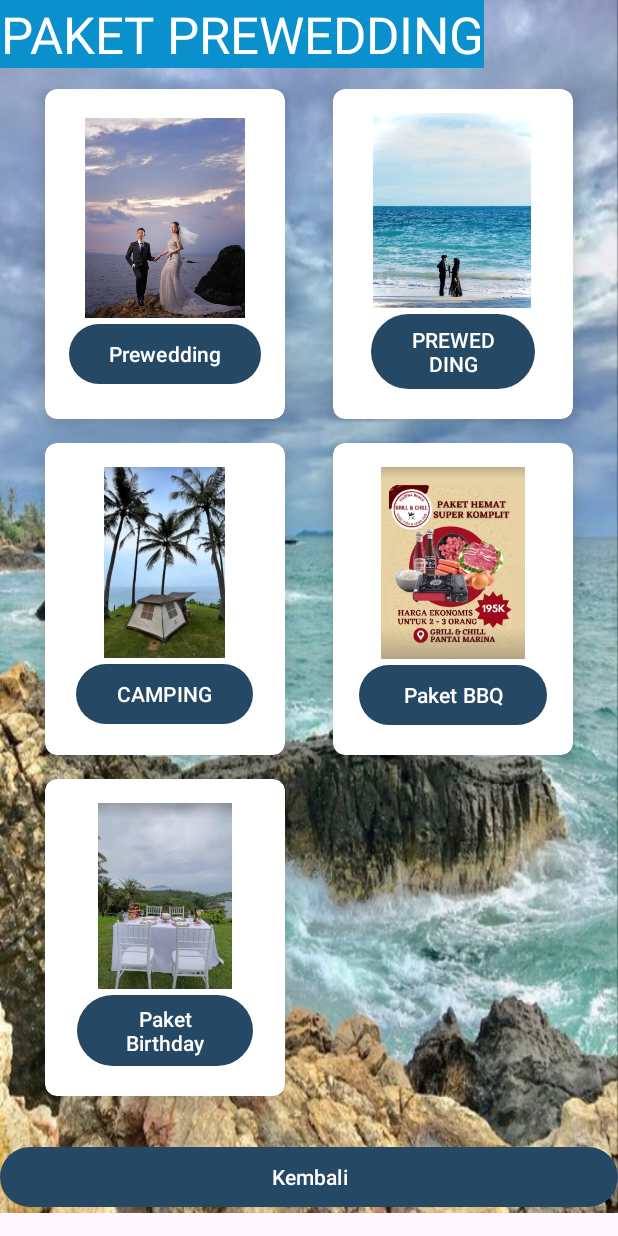
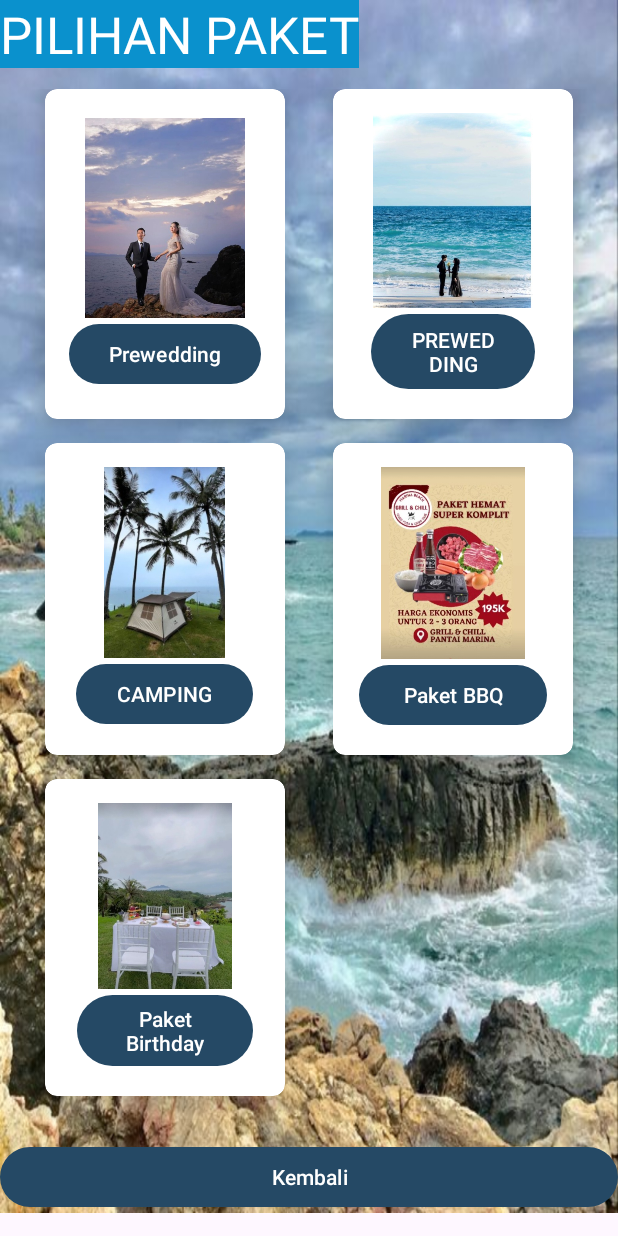
Before and after one commit to DickyKur25/TA-PM-21CDX-DDK, an Android app: the PaketActivity screen opened directly, with no data from a screen before it, on a phone screen of 412 x 824 dp. Run offline under Robolectric (Android 15) with nearby library versions, the phone set to English and light mode, and no system bars; 1 statement that could not run was skipped.

Commit message:
kharismaseptianii: mengubah text prewedding menjadi pilihan paket

```diff
--- a/program/Marina/app/src/main/res/layout/activity_paket.xml
+++ b/program/Marina/app/src/main/res/layout/activity_paket.xml
@@ -24,7 +24,7 @@
             android:layout_height="wrap_content"
             android:background="#0A91CD"
             android:textAlignment="center"
-            android:text="PAKET PREWEDDING"
+            android:text="PILIHAN PAKET"
             android:textColor="@color/white"
             android:textSize="34sp" />
 
```
